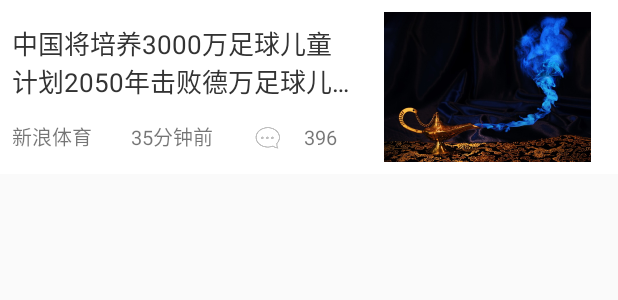
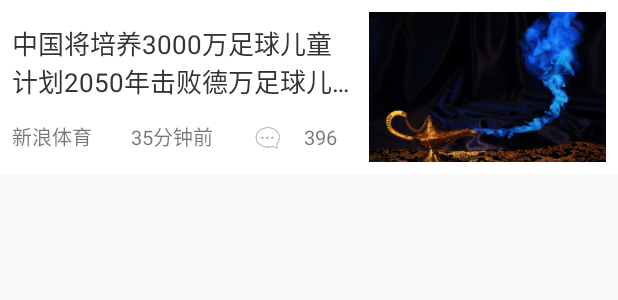
Before and after one commit to luoyingxing/MagicLamp, an Android app: the layout item_news_details.xml on its own in the app's theme, with its tools: preview values and no code run, on a phone screen of 412 x 824 dp. Shown: the top 300 px of the screen. Run offline under Robolectric (Android 15) with nearby library versions, the light colour scheme and no system bars.

Commit message:
新增了图片框架

```diff
--- /dev/null
+++ b/app/src/main/java/com/luo/magiclamp/frame/ui/view/NewsImageView.java
@@ -0,0 +1,160 @@
+package com.luo.magiclamp.frame.ui.view;
+
+import android.content.Context;
+import android.content.res.TypedArray;
+import android.graphics.drawable.Animatable;
+import android.graphics.drawable.Drawable;
+import android.net.Uri;
+import android.util.AttributeSet;
+import android.view.ViewGroup;
+import android.widget.ImageView;
+
+import com.facebook.drawee.backends.pipeline.Fresco;
+import com.facebook.drawee.controller.ControllerListener;
+import com.facebook.drawee.generic.GenericDraweeHierarchy;
+import com.facebook.drawee.generic.GenericDraweeHierarchyBuilder;
+import com.facebook.drawee.interfaces.DraweeController;
+import com.facebook.drawee.view.DraweeHolder;
+import com.facebook.imagepipeline.image.ImageInfo;
+import com.luo.magiclamp.R;
+import com.luo.magiclamp.utils.DpiUtils;
+
+/**
+ * NewsImageView
+ * <p/>
+ * Created by luoyingxing on 16/10/13.
+ */
+public class NewsImageView extends ImageView {
+    private boolean mIsSingle = true;
+    private DraweeHolder mDrawHolder;
+
+    public NewsImageView(Context context) {
+        super(context);
+        init(context, null);
+    }
+
+    public NewsImageView(Context context, AttributeSet attrs) {
+        super(context, attrs);
+        init(context, attrs);
+    }
+
+    public NewsImageView(Context context, AttributeSet attrs, int defStyleAttr) {
+        super(context, attrs, defStyleAttr);
+        init(context, attrs);
+    }
+
+    public void setHttpUri(Uri uri) {
+        DraweeController controller = Fresco.newDraweeControllerBuilder()
+                .setUri(uri)
+                .setControllerListener(new ControllerListener<ImageInfo>() {
+                    @Override
+                    public void onSubmit(String id, Object callerContext) {
+
+                    }
+
+                    @Override
+                    public void onFinalImageSet(String id, ImageInfo imageInfo, Animatable animatable) {
+                        reSize(imageInfo);
+                    }
+
+                    @Override
+                    public void onIntermediateImageSet(String id, ImageInfo imageInfo) {
+
+                    }
+
+                    @Override
+                    public void onIntermediateImageFailed(String id, Throwable throwable) {
+
+                    }
+
+                    @Override
+                    public void onFailure(String id, Throwable throwable) {
+
+                    }
+
+                    @Override
+                    public void onRelease(String id) {
+
+                    }
+                })
+                .setOldController(mDrawHolder.getController())
+                .build();
+        mDrawHolder.setController(controller);
+        setImageDrawable(mDrawHolder.getTopLevelDrawable());
+    }
+
+    private void init(Context context, AttributeSet attrs) {
+        TypedArray array = context.obtainStyledAttributes(attrs, R.styleable.NewsImageView, 0, 0);
+
+        mIsSingle = array.getBoolean(R.styleable.NewsImageView_single, true);
+
+        array.recycle();
+
+        GenericDraweeHierarchy hierarchy = new GenericDraweeHierarchyBuilder(getResources())
+                .setFadeDuration(500)
+                .build();
+        mDrawHolder = DraweeHolder.create(hierarchy, getContext());
+    }
+
+
+    private void reSize(ImageInfo info) {
+        int width = DpiUtils.getWidth();
+        int hight = DpiUtils.getHeight();
+        int imgH = info.getHeight();
+        int imgW = info.getWidth();
+        int lastH;
+        int lastW;
+        double radio;
+        radio = (width * 1.0) / imgW;
+        lastH = (int) (radio * imgH);
+        lastW = (int) (radio * imgW);
+
+        ViewGroup.LayoutParams lp = this.getLayoutParams();
+
+        if (mIsSingle) {
+            lp.width = width / 5 * 2;
+            lp.height = lp.width / 3 * 2;
+        } else {
+            lp.width = (width - DpiUtils.dipTopx(16 + 18)) / 3;
+            lp.height = lp.width / 3 * 2;
+        }
+
+        this.setLayoutParams(lp);
+    }
+
+
+    public DraweeHolder getDrawHolder() {
+        return mDrawHolder;
+    }
+
+    @Override
+    public void onDetachedFromWindow() {
+        super.onDetachedFromWindow();
+        mDrawHolder.onDetach();
+    }
+
+    @Override
+    public void onStartTemporaryDetach() {
+        super.onStartTemporaryDetach();
+        mDrawHolder.onDetach();
+    }
+
+    @Override
+    public void onAttachedToWindow() {
+        super.onAttachedToWindow();
+        mDrawHolder.onAttach();
+    }
+
+    @Override
+    public void onFinishTemporaryDetach() {
+        super.onFinishTemporaryDetach();
+        mDrawHolder.onAttach();
+    }
+
+    @Override
+    protected boolean verifyDrawable(Drawable who) {
+        super.verifyDrawable(who);
+        return who == mDrawHolder.getHierarchy().getTopLevelDrawable();
+    }
+
+}
--- a/app/src/main/res/layout/item_news_details.xml
+++ b/app/src/main/res/layout/item_news_details.xml
@@ -59,11 +59,19 @@
 
     </LinearLayout>
 
-    <ImageView
+    <RelativeLayout
         android:layout_width="match_parent"
         android:layout_height="wrap_content"
-        android:layout_weight="3"
-        android:contentDescription="@string/app_name"
-        android:src="@mipmap/bg_main_top" />
+        android:layout_weight="3">
+
+        <com.luo.magiclamp.frame.ui.view.NewsImageView
+            android:id="@+id/iv_item_news_details_img"
+            android:layout_width="match_parent"
+            android:layout_height="wrap_content"
+            android:contentDescription="@string/app_name"
+            android:scaleType="centerCrop"
+            android:src="@mipmap/bg_main_top" />
+
+    </RelativeLayout>
 
 </LinearLayout>
--- a/app/src/main/res/values/attrs.xml
+++ b/app/src/main/res/values/attrs.xml
@@ -5,4 +5,8 @@
         <attr name="count" format="integer" />
     </declare-styleable>
 
+    <declare-styleable name="NewsImageView">
+        <attr name="single" format="boolean" />
+    </declare-styleable>
+
 </resources>
```
Also changed, not shown: app/src/main/java/com/luo/magiclamp/news/NewsView.java (+18 -2 lines).
